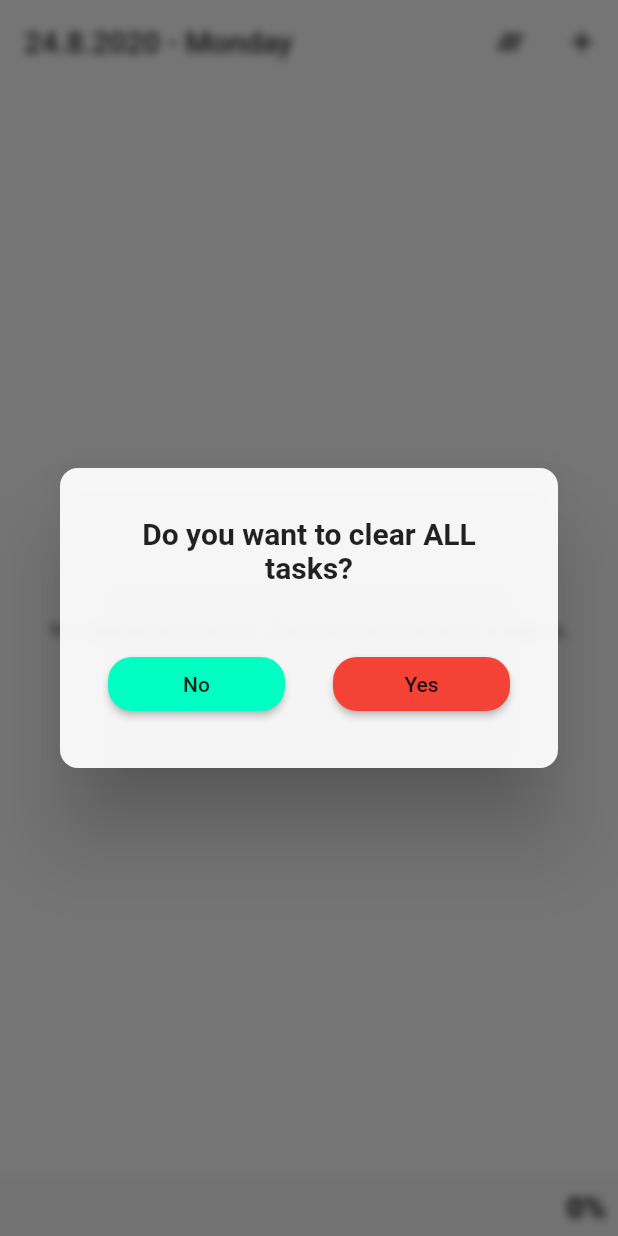
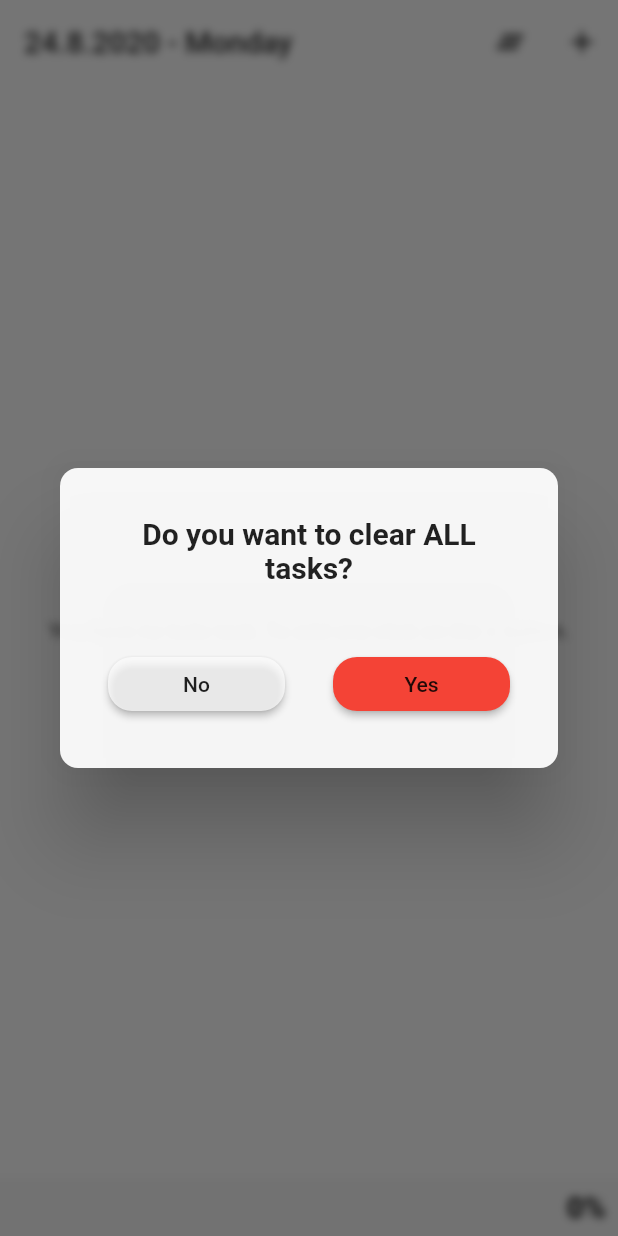
Before and after one commit to krzychudz/Easy-tasks, a Flutter app: the screen it shows after launch, after a tap on the "clear all" icon, on a phone screen of 412 x 824 dp. Run offline on Flutter 3.47's test engine with Material 2 defaults, Android fonts, the phone set to English and light mode, and no system bars; our stand-ins replace sqflite; accounts and stored records are empty.

Commit message:
Change color of secondary button

```diff
--- a/lib/widgets/delete_confirmation_dialog.dart
+++ b/lib/widgets/delete_confirmation_dialog.dart
@@ -42,7 +42,7 @@ Future<bool> showConfirmationDialog({BuildContext buildContext, String title, po
                       Expanded(
                         child: CircularRaisedButton(
                           label: 'No',
-                          backgroundColor: Color.fromARGB(255, 0, 255, 194),
+                          backgroundColor: Colors.white70,
                           onPressed: negativeButtonCallback,
                         ),
                       ),
--- a/lib/widgets/todo_item_mange_modal.dart
+++ b/lib/widgets/todo_item_mange_modal.dart
@@ -195,7 +195,7 @@ class _MangeTodoItemModalState extends State<MangeTodoItemModal> {
             ),
             CircularRaisedButton(
               label: _isEditMode ? "Edit" : "Save",
-              backgroundColor: Color.fromARGB(255, 0, 255, 194),
+              backgroundColor: Colors.white70,
               onPressed: () => {
                 if (_formKey.currentState.validate())
                   {_isEditMode ? _editTodoItem() : _addTodoItem()}
```
